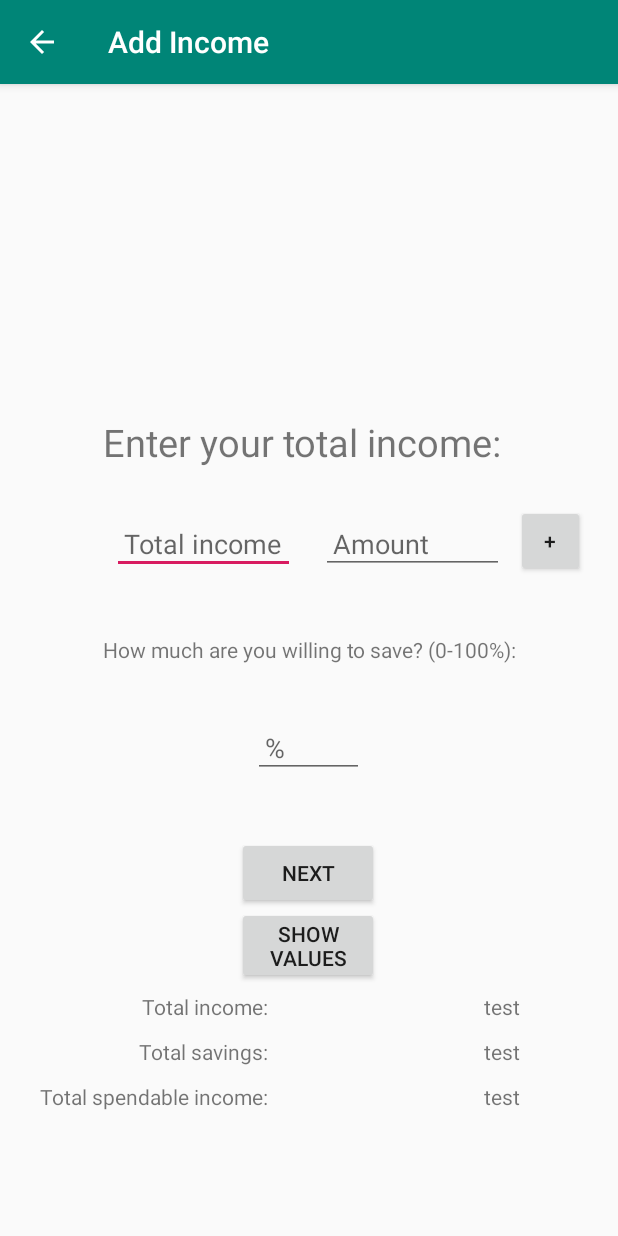
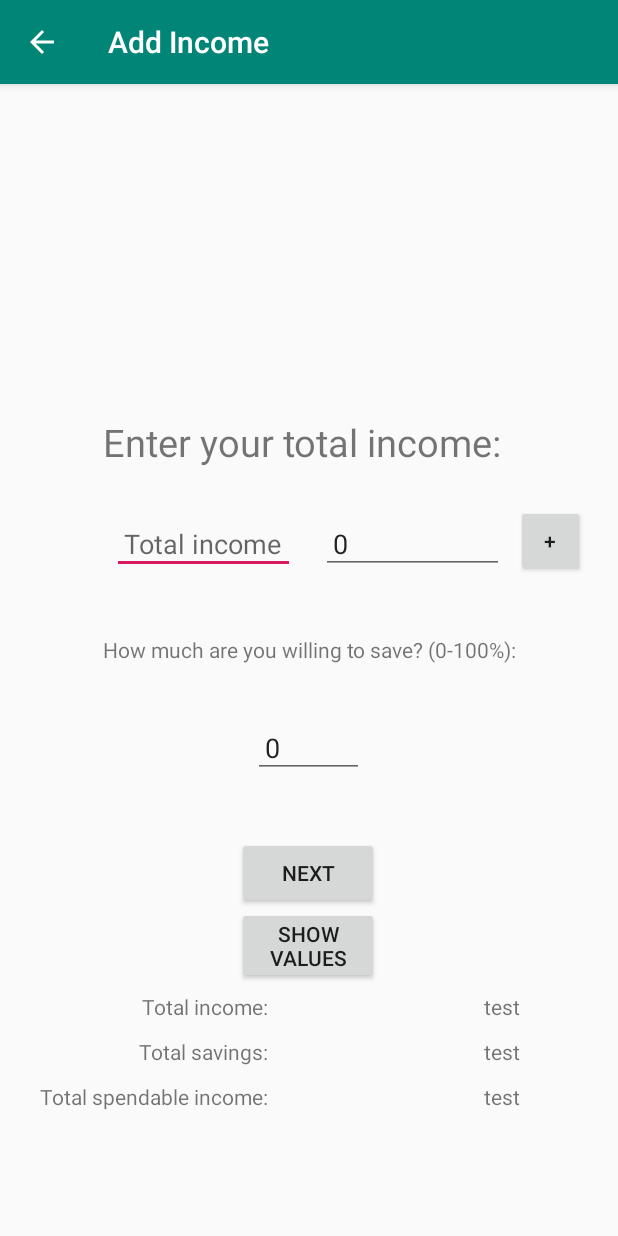
Before and after one commit to Franklin-he/INFS3605-group-project, an Android app: the screen it shows after launch (AddIncomeActivity), after a tap on "NEXT", on a phone screen of 412 x 824 dp. Run offline under Robolectric (Android 15) with nearby library versions, the phone set to English and light mode, and no system bars.

Commit message:
income feature fixed

```diff
--- a/app/src/main/java/com/example/infs3605_group_project/activities/AddIncomeActivity.java
+++ b/app/src/main/java/com/example/infs3605_group_project/activities/AddIncomeActivity.java
@@ -2,6 +2,7 @@ package com.example.infs3605_group_project.activities;
 import android.content.Intent;
 import android.content.SharedPreferences;
 import android.os.Bundle;
+import android.text.TextUtils;
 import android.view.Menu;
 import android.view.MenuInflater;
 import android.view.MenuItem;
@@ -46,6 +47,13 @@ public class AddIncomeActivity extends AppCompatActivity {
         total_income = findViewById(R.id.total_income);
         total_savings = findViewById(R.id.total_savings);
         total_spendable = findViewById(R.id.total_spendable);
+
+        SharedPreferences sharedPreferences = getSharedPreferences("incomes", MODE_PRIVATE);
+        Long t_income = sharedPreferences.getLong("total_income", 0);
+        Long t_savings = sharedPreferences.getLong("total_savings", 0);
+
+        editTotalIncome.setText(t_income.toString());
+        editSavingsRate.setText(t_savings.toString());
 
         //incomeRepository = new IncomeRepository(getApplication());
         //getSupportActionBar().setHomeAsUpIndicator(R.drawable.ic_close);
@@ -102,6 +110,15 @@ public class AddIncomeActivity extends AppCompatActivity {
         SharedPreferences sharedPreferences = getSharedPreferences("incomes", MODE_PRIVATE);
         SharedPreferences.Editor editor = sharedPreferences.edit();
 
+        if (TextUtils.isEmpty(editTotalIncome.getText().toString())) {
+            editTotalIncome.setError("Your total income cannot be empty");
+            return;
+        }
+        if (TextUtils.isEmpty(editSavingsRate.getText().toString())) {
+            editSavingsRate.setError("Your total income cannot be empty");
+            return;
+        }
+
         Long monthly_total_income = Long.parseLong(editTotalIncome.getText().toString());
         Long savings_rate = Long.valueOf(editSavingsRate.getText().toString());
 
```
